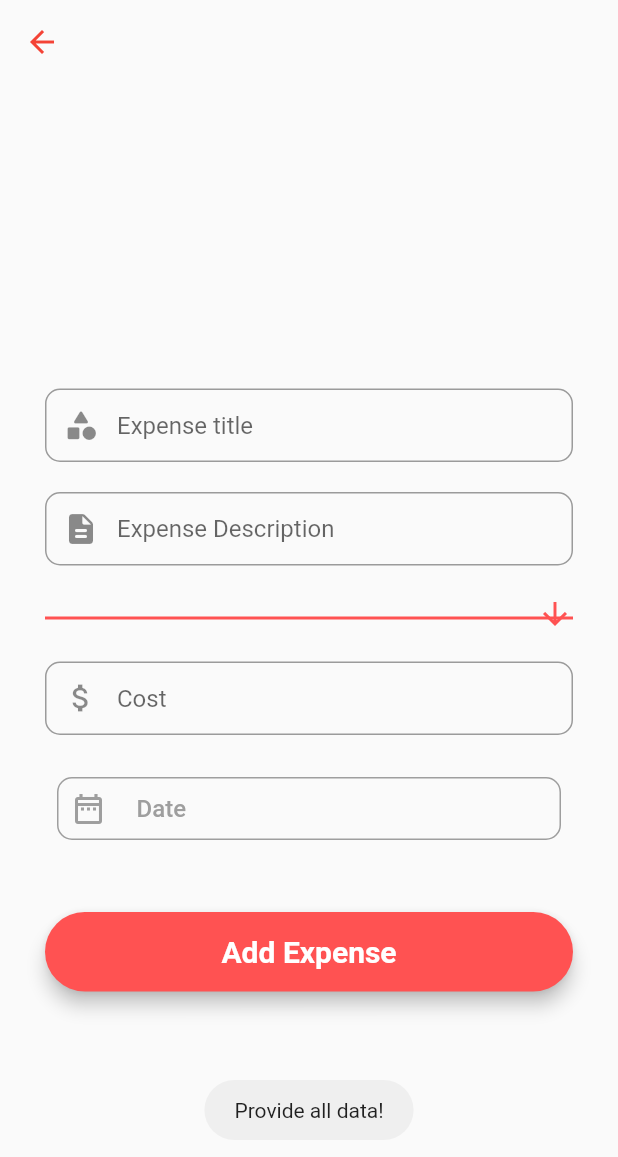
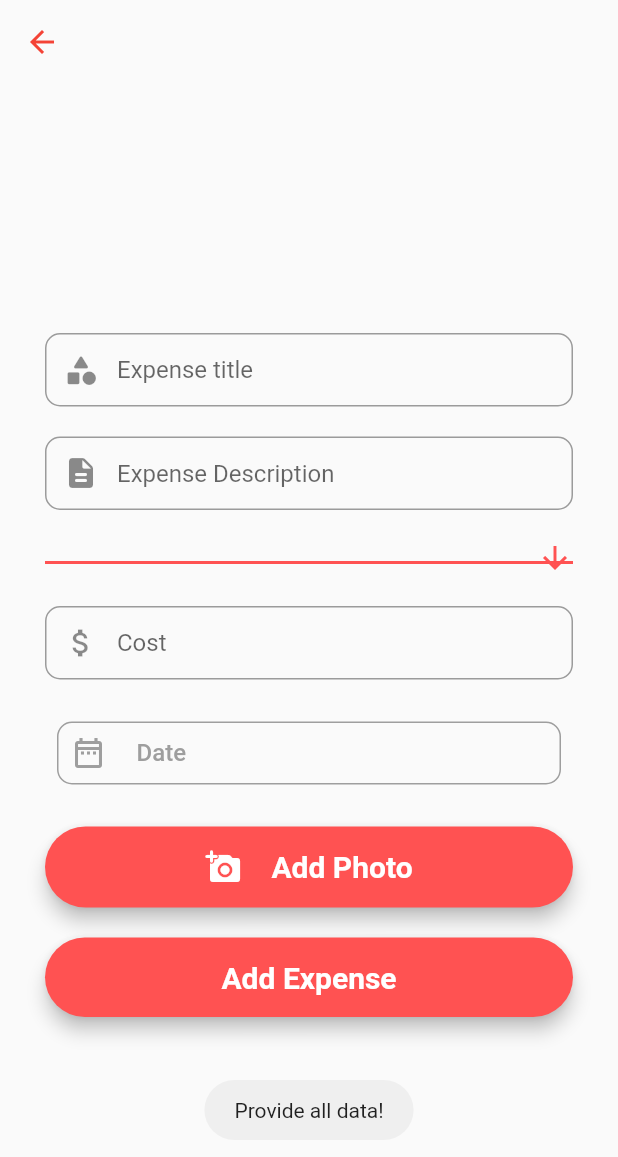
Before and after one commit to ZuzaTwardowska/Bilans-app, a Flutter app: the AddExpensePage screen opened directly with empty values, after a tap on "Add Expense", on a phone screen of 412 x 824 dp. Shown: the top 1157 px of the screen. Run offline on Flutter 3.47's test engine with Material 2 defaults, Android fonts, the phone set to English and light mode, and no system bars; our stand-ins replace cloud_firestore, firebase_auth, firebase_core, firebase_storage, flutter_datetime_picker, fluttertoast and 2 more; missing offline and left inert: linkwell; accounts and stored records are empty.

Commit message:
add image picker

```diff
--- a/lib/components/database_components.dart
+++ b/lib/components/database_components.dart
@@ -1,6 +1,9 @@
+import 'dart:io';
+import 'package:bilans/components/firebase_storage_components.dart';
 import 'package:bilans/models/user_model.dart';
 import 'package:bilans/utility/numeric_functions.dart';
 import 'package:cloud_firestore/cloud_firestore.dart';
+import 'package:firebase_storage/firebase_storage.dart';
 import 'package:flutter/material.dart';
 import 'package:fluttertoast/fluttertoast.dart';
 
@@ -11,7 +14,8 @@ class DatabaseComponents {
       UserModel loggedInUser,
       List<TextEditingController> controllers,
       String? selectedValue,
-      DateTime? selectedDate) async {
+      DateTime? selectedDate,
+      File? file) async {
     if (selectedValue == null || !formKey.currentState!.validate()) return;
     await FirebaseFirestore.instance
         .collection('categories')
@@ -34,13 +38,15 @@ class DatabaseComponents {
       UserModel loggedInUser,
       List<TextEditingController> controllers,
       String? selectedValue,
-      DateTime? selectedDate) async {
+      DateTime? selectedDate,
+      File? file) async {
     if (selectedValue == null ||
         !formKey.currentState!.validate() ||
         selectedDate == null) {
       Fluttertoast.showToast(msg: "Provide all data!");
       return;
     }
+    String id = FirebaseFirestore.instance.collection('expenses').doc().id;
     await FirebaseFirestore.instance
         .collection('expenses')
         .add({
@@ -50,9 +56,16 @@ class DatabaseComponents {
           'userId': loggedInUser.uid,
           'categoryId': selectedValue,
           'date': selectedDate,
-          'id': FirebaseFirestore.instance.collection('expenses').doc().id,
+          'id': id,
         })
-        .then((value) => Fluttertoast.showToast(msg: "Expense added!"))
+        .then((value) => {
+              if (file != null)
+                {
+                  FirebaseStorageComponents.uploadImageToFirebase(
+                      context, file, id)
+                },
+              Fluttertoast.showToast(msg: "Expense added!")
+            })
         .catchError(
             (error) => Fluttertoast.showToast(msg: "Something went wrong..."));
     Navigator.of(context).pop();
@@ -64,7 +77,8 @@ class DatabaseComponents {
       UserModel loggedInUser,
       List<TextEditingController> controllers,
       String? selectedValue,
-      DateTime? selectedDate) async {
+      DateTime? selectedDate,
+      File? file) async {
     if (selectedValue == null ||
         !formKey.currentState!.validate() ||
         selectedDate == null) {
--- /dev/null
+++ b/lib/components/firebase_storage_components.dart
@@ -0,0 +1,13 @@
+import 'dart:io';
+import 'package:firebase_storage/firebase_storage.dart';
+import 'package:flutter/material.dart';
+
+class FirebaseStorageComponents {
+  static Future uploadImageToFirebase(
+      BuildContext context, File file, String fileName) async {
+    FirebaseStorage.instance
+        .ref()
+        .child('expensePhotos/$fileName')
+        .putFile(file);
+  }
+}
--- a/lib/components/form_field_components.dart
+++ b/lib/components/form_field_components.dart
@@ -1,6 +1,5 @@
-import 'package:bilans/models/category_model.dart';
+import 'dart:io';
 import 'package:bilans/models/user_model.dart';
-import 'package:cloud_firestore/cloud_firestore.dart';
 import 'package:flutter/material.dart';
 import 'package:flutter_datetime_picker/flutter_datetime_picker.dart';
 import 'form_validation.dart';
@@ -193,7 +192,8 @@ class FormFieldComponents {
       UserModel loggedInUser,
       List<TextEditingController> controllers,
       String? selectedValue,
-      DateTime? selectedDate) {
+      DateTime? selectedDate,
+      File? file) {
     return Material(
       elevation: 5,
       borderRadius: BorderRadius.circular(30),
@@ -203,7 +203,7 @@ class FormFieldComponents {
         minWidth: MediaQuery.of(context).size.width,
         onPressed: () {
           addElementFunction(formKey, context, loggedInUser, controllers,
-              selectedValue, selectedDate);
+              selectedValue, selectedDate, file);
         },
         child: Text(
           name,
--- a/lib/pages/add_category_page.dart
+++ b/lib/pages/add_category_page.dart
@@ -49,6 +49,7 @@ class _AddCategoryPageState extends State<AddCategoryPage> {
         widget.loggedInUser,
         [nameController, descriptionController],
         selectedType,
+        null,
         null);
 
     return Scaffold(
--- a/lib/pages/add_expense_page.dart
+++ b/lib/pages/add_expense_page.dart
@@ -1,8 +1,10 @@
+import 'dart:io';
 import 'package:bilans/components/chart_components.dart';
 import 'package:bilans/components/database_components.dart';
 import 'package:bilans/components/form_field_components.dart';
 import 'package:bilans/models/user_model.dart';
 import 'package:flutter/material.dart';
+import 'package:image_picker/image_picker.dart';
 
 class AddExpensePage extends StatefulWidget {
   final UserModel loggedInUser;
@@ -20,7 +22,8 @@ class _AddExpensePageState extends State<AddExpensePage> {
   final amountController = TextEditingController();
   DateTime? dateControll;
   String? selectedCategory;
-  String? errorMessage;
+  File? imageFile;
+  final ImagePicker imagePicker = ImagePicker();
   Center categoryField = const Center(
     child: CircularProgressIndicator(),
   );
@@ -63,7 +66,40 @@ class _AddExpensePageState extends State<AddExpensePage> {
         widget.loggedInUser,
         [nameController, descriptionController, amountController],
         selectedCategory,
-        dateControll);
+        dateControll,
+        imageFile);
+
+    final addPhotoField = Padding(
+      padding: const EdgeInsets.all(0),
+      child: Material(
+        elevation: 5,
+        borderRadius: BorderRadius.circular(30),
+        color: Colors.redAccent,
+        child: MaterialButton(
+          padding: const EdgeInsets.fromLTRB(20, 15, 20, 15),
+          onPressed: () {
+            showModalBottomSheet(context: context, builder: bottomPhotoPanel);
+          },
+          child: Row(
+            mainAxisAlignment: MainAxisAlignment.center,
+            children: const [
+              Icon(Icons.add_a_photo_rounded, color: Colors.white),
+              SizedBox(
+                width: 20,
+              ),
+              Text(
+                "Add Photo",
+                textAlign: TextAlign.center,
+                style: TextStyle(
+                    fontSize: 20,
+                    color: Colors.white,
+                    fontWeight: FontWeight.bold),
+              ),
+            ],
+          ),
+        ),
+      ),
+    );
 
     return Scaffold(
       appBar: AppBar(
@@ -82,7 +118,7 @@ class _AddExpensePageState extends State<AddExpensePage> {
               key: _formKey,
               child: Column(
                 children: <Widget>[
-                  const SizedBox(height: 40),
+                  const SizedBox(height: 20),
                   nameField,
                   const SizedBox(height: 20),
                   descriptionField,
@@ -92,7 +128,9 @@ class _AddExpensePageState extends State<AddExpensePage> {
                   amountField,
                   const SizedBox(height: 20),
                   dateField,
-                  const SizedBox(height: 40),
+                  const SizedBox(height: 20),
+                  addPhotoField,
+                  const SizedBox(height: 20),
                   addButton,
                 ],
               ),
@@ -121,4 +159,68 @@ class _AddExpensePageState extends State<AddExpensePage> {
       );
     });
   }
+
+  Widget bottomPhotoPanel(BuildContext context) {
+    return Container(
+      height: 120,
+      width: MediaQuery.of(context).size.width,
+      margin: const EdgeInsets.symmetric(horizontal: 20, vertical: 20),
+      child: Column(
+        children: [
+          const Text(
+            "Add Photo",
+            style: TextStyle(
+              fontSize: 20,
+            ),
+          ),
+          const SizedBox(height: 20),
+          Row(
+            mainAxisAlignment: MainAxisAlignment.spaceEvenly,
+            children: [
+              MaterialButton(
+                  onPressed: () {
+                    choosePhoto(ImageSource.camera);
+                  },
+                  child: Row(
+                    children: const [
+                      Icon(Icons.camera_alt_rounded),
+                      SizedBox(width: 10),
+                      Text(
+                        "Camera",
+                        style: TextStyle(
+                          fontSize: 16,
+                        ),
+                      ),
+                    ],
+                  )),
+              MaterialButton(
+                  onPressed: () {
+                    choosePhoto(ImageSource.gallery);
+                  },
+                  child: Row(
+                    children: const [
+                      Icon(Icons.image),
+                      SizedBox(width: 10),
+                      Text(
+                        "Gallery",
+                        style: TextStyle(
+                          fontSize: 16,
+                        ),
+                      ),
+                    ],
+                  )),
+            ],
+          )
+        ],
+      ),
+    );
+  }
+
+  void choosePhoto(ImageSource source) async {
+    final pickedFile = await imagePicker.getImage(source: source);
+    if (pickedFile == null) return;
+    setState(() {
+      imageFile = File(pickedFile.path);
+    });
+  }
 }
--- a/pubspec.yaml
+++ b/pubspec.yaml
@@ -38,6 +38,9 @@ dependencies:
   fluttertoast: ^8.0.8
   pie_chart: ^5.1.0
   linkwell: ^2.0.6
+  image_picker: ^0.8.4+4
+  firebase_storage: ^10.2.4
+  firebase_storage_web: ^3.2.5
 
 dev_dependencies:
   flutter_lints: ^1.0.0
```
Also changed, not shown: lib/pages/add_income_page.dart (+9 -7 lines), pubspec.lock.
